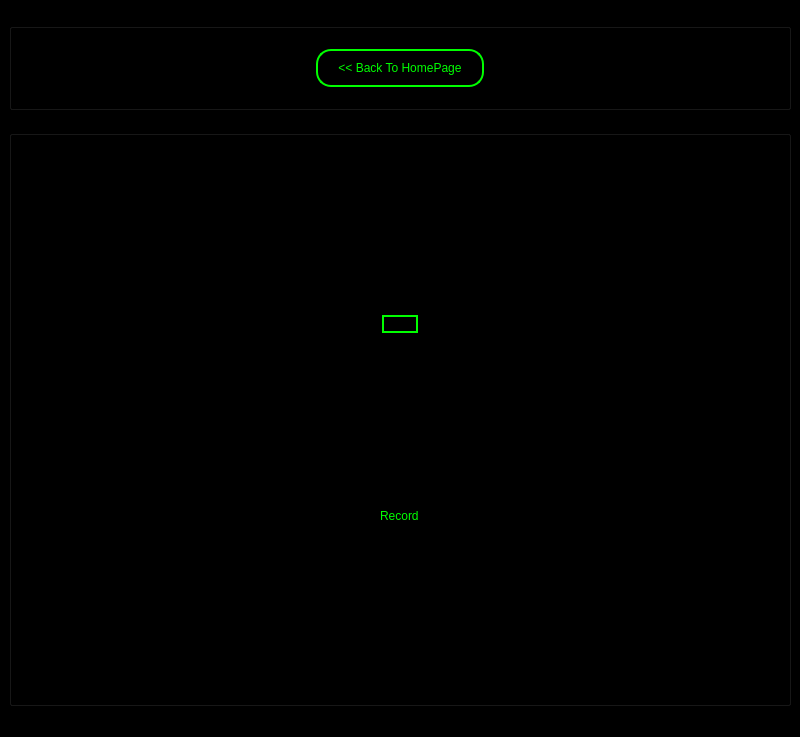
YuraMoiseev/FinalProject, file RecordWndGUI.ui: the form before one commit.
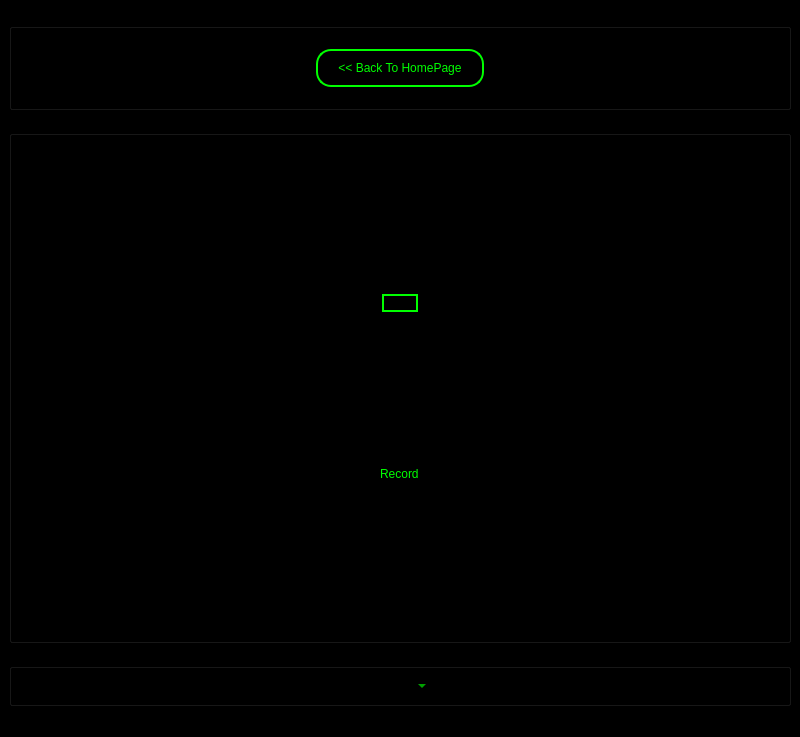
The form after the commit. Icons and pictures are not drawn.

Patch:
```diff
--- a/RecordWndGUI.ui
+++ b/RecordWndGUI.ui
@@ -106,7 +106,7 @@
     <item>
      <widget class="QGroupBox" name="GroupButtons">
       <property name="sizePolicy">
-       <sizepolicy hsizetype="Minimum" vsizetype="Minimum">
+       <sizepolicy hsizetype="Minimum" vsizetype="Expanding">
         <horstretch>0</horstretch>
         <verstretch>0</verstretch>
        </sizepolicy>
@@ -170,6 +170,36 @@
       </layout>
      </widget>
     </item>
+    <item>
+     <widget class="QGroupBox" name="GroupComboBox">
+      <property name="sizePolicy">
+       <sizepolicy hsizetype="Minimum" vsizetype="Minimum">
+        <horstretch>0</horstretch>
+        <verstretch>0</verstretch>
+       </sizepolicy>
+      </property>
+      <property name="title">
+       <string>GroupBox</string>
+      </property>
+      <layout class="QHBoxLayout" name="horizontalLayout">
+       <item>
+        <widget class="QComboBox" name="ComboBoxAudioDevices">
+         <property name="sizePolicy">
+          <sizepolicy hsizetype="Maximum" vsizetype="Maximum">
+           <horstretch>0</horstretch>
+           <verstretch>0</verstretch>
+          </sizepolicy>
+         </property>
+         <property name="styleSheet">
+          <string notr="true">font: 14pt &quot;Arial&quot;;
+border-radius: 15px;
+color: #00ff00;</string>
+         </property>
+        </widget>
+       </item>
+      </layout>
+     </widget>
+    </item>
    </layout>
   </widget>
   <widget class="QMenuBar" name="menubar">
```
